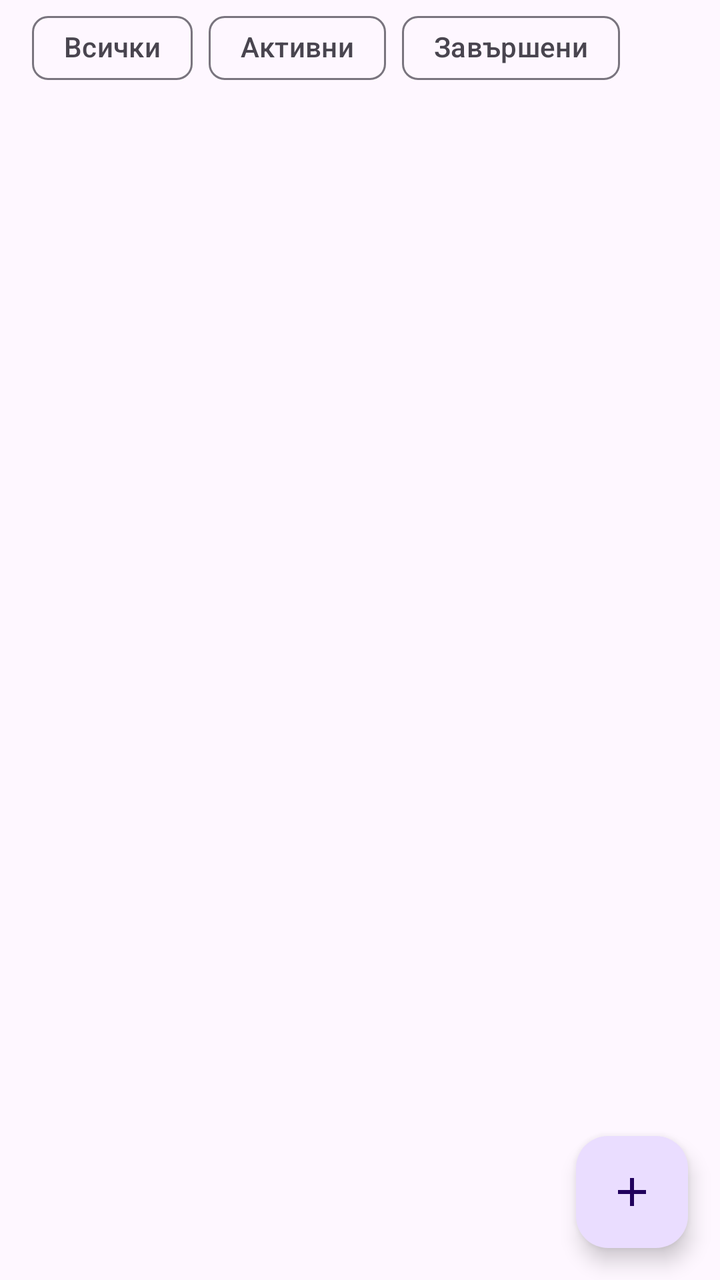
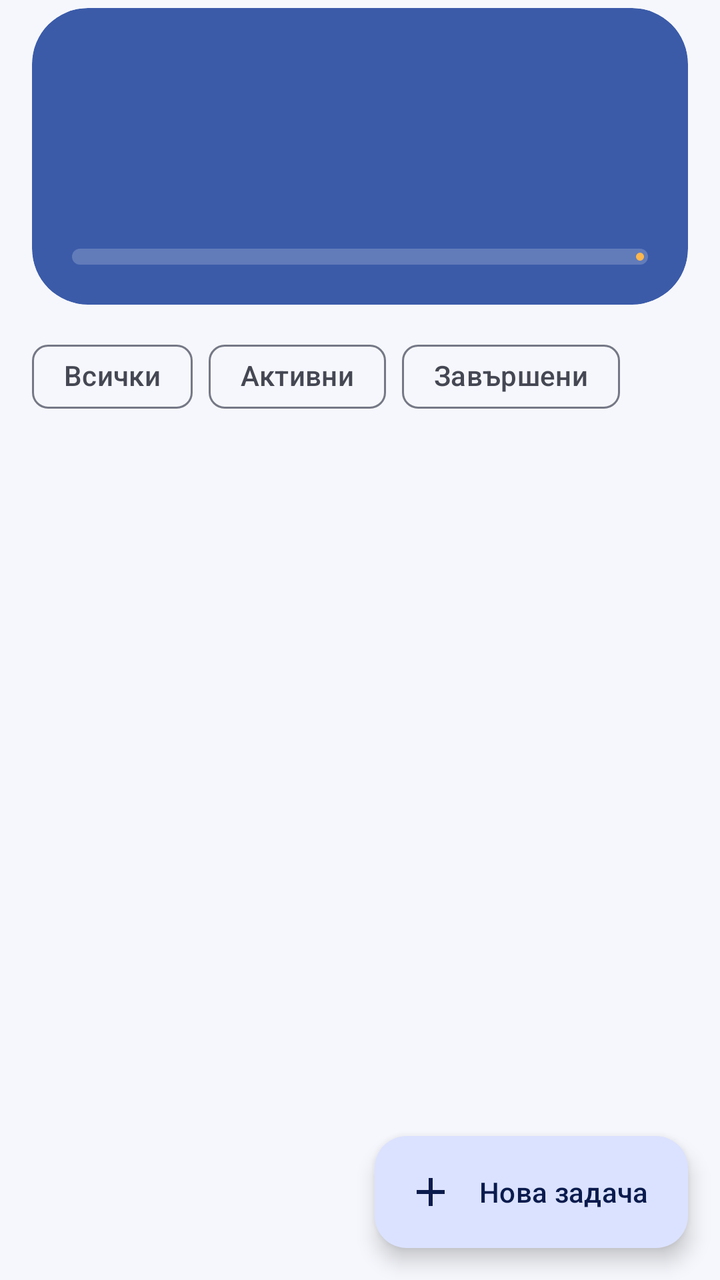

Screens rendered from an Android XML layout before and after an edit, with the pre-edit source and the edit as a unified diff.
<!-- AndroidManifest.xml: application theme Theme.Tasks -->
<!-- res/layout/fragment_task_list.xml -->
<?xml version="1.0" encoding="utf-8"?>
<androidx.coordinatorlayout.widget.CoordinatorLayout xmlns:android="http://schemas.android.com/apk/res/android"
    xmlns:app="http://schemas.android.com/apk/res-auto"
    android:layout_width="match_parent"
    android:layout_height="match_parent">

    <LinearLayout
        android:layout_width="match_parent"
        android:layout_height="match_parent"
        android:orientation="vertical">

        <com.google.android.material.chip.ChipGroup
            android:id="@+id/chip_group_filter"
            android:layout_width="match_parent"
            android:layout_height="wrap_content"
            android:paddingHorizontal="16dp"
            app:selectionRequired="true"
            app:singleSelection="true">

            <com.google.android.material.chip.Chip
                android:id="@+id/chip_all"
                style="@style/Widget.Material3.Chip.Filter"
                android:layout_width="wrap_content"
                android:layout_height="wrap_content"
                android:text="@string/filter_all" />

            <com.google.android.material.chip.Chip
                android:id="@+id/chip_active"
                style="@style/Widget.Material3.Chip.Filter"
                android:layout_width="wrap_content"
                android:layout_height="wrap_content"
                android:text="@string/filter_active" />

            <com.google.android.material.chip.Chip
                android:id="@+id/chip_done"
                style="@style/Widget.Material3.Chip.Filter"
                android:layout_width="wrap_content"
                android:layout_height="wrap_content"
                android:text="@string/filter_done" />
        </com.google.android.material.chip.ChipGroup>

        <FrameLayout
            android:layout_width="match_parent"
            android:layout_height="0dp"
            android:layout_weight="1">

            <androidx.recyclerview.widget.RecyclerView
                android:id="@+id/list_tasks"
                android:layout_width="match_parent"
                android:layout_height="match_parent"
                android:clipToPadding="false"
                android:paddingHorizontal="16dp"
                android:paddingTop="4dp"
                android:paddingBottom="96dp"
                app:layoutManager="androidx.recyclerview.widget.LinearLayoutManager" />

            <TextView
                android:id="@+id/text_empty"
                android:layout_width="wrap_content"
                android:layout_height="wrap_content"
                android:layout_gravity="center"
                android:gravity="center"
                android:padding="32dp"
                android:text="@string/empty_list"
                android:textAppearance="?attr/textAppearanceBodyLarge"
                android:textColor="?attr/colorOnSurfaceVariant"
                android:visibility="gone" />
        </FrameLayout>
    </LinearLayout>

    <com.google.android.material.floatingactionbutton.FloatingActionButton
        android:id="@+id/fab_add"
        android:layout_width="wrap_content"
        android:layout_height="wrap_content"
        android:layout_gravity="bottom|end"
        android:layout_margin="16dp"
        android:contentDescription="@string/add_task"
        app:srcCompat="@drawable/ic_add" />

</androidx.coordinatorlayout.widget.CoordinatorLayout>
<!-- resources referenced by this layout -->
<resources>
  <string name="add_task">Добави задача</string>
  <string name="empty_list">Няма задачи.\nНатисни + за да добавиш първата.</string>
  <style name="Theme.Tasks" parent="Theme.Material3.DayNight.NoActionBar" />
  <!-- unchanged entries left out for length: 4 -->
</resources>

<!-- the commit's change to res/layout/fragment_task_list.xml (unified diff, before → after) -->
@@ -4,10 +4,83 @@
     android:layout_width="match_parent"
     android:layout_height="match_parent">
 
-    <LinearLayout
+    
+    <com.google.android.material.appbar.AppBarLayout
+        android:id="@+id/app_bar"
         android:layout_width="match_parent"
-        android:layout_height="match_parent"
-        android:orientation="vertical">
+        android:layout_height="wrap_content"
+        android:background="?attr/colorSurface"
+        app:elevation="0dp"
+        app:liftOnScroll="false">
+
+        <com.google.android.material.card.MaterialCardView
+            android:id="@+id/card_header"
+            style="@style/Widget.Material3.CardView.Filled"
+            android:layout_width="match_parent"
+            android:layout_height="wrap_content"
+            android:layout_marginHorizontal="16dp"
+            android:layout_marginTop="4dp"
+            android:layout_marginBottom="12dp"
+            app:cardBackgroundColor="@color/header_background"
+            app:cardCornerRadius="28dp"
+            app:layout_scrollFlags="scroll|enterAlways">
+
+            <LinearLayout
+                android:layout_width="match_parent"
+                android:layout_height="wrap_content"
+                android:orientation="vertical"
+                android:padding="20dp">
+
+                <TextView
+                    android:id="@+id/text_greeting"
+                    android:layout_width="match_parent"
+                    android:layout_height="wrap_content"
+                    android:textAppearance="?attr/textAppearanceHeadlineSmall"
+                    android:textColor="@color/header_text"
+                    android:textStyle="bold" />
+
+                <TextView
+                    android:id="@+id/text_date"
+                    android:layout_width="match_parent"
+                    android:layout_height="wrap_content"
+                    android:layout_marginTop="2dp"
+                    android:textAppearance="?attr/textAppearanceBodyMedium"
+                    android:textColor="@color/header_text_secondary" />
+
+                <LinearLayout
+                    android:layout_width="match_parent"
+                    android:layout_height="wrap_content"
+                    android:layout_marginTop="20dp"
+                    android:orientation="horizontal">
+
+                    <TextView
+                        android:id="@+id/text_progress"
+                        android:layout_width="0dp"
+                        android:layout_height="wrap_content"
+                        android:layout_weight="1"
+                        android:textAppearance="?attr/textAppearanceTitleSmall"
+                        android:textColor="@color/header_text" />
+
+                    <TextView
+                        android:id="@+id/text_percent"
+                        android:layout_width="wrap_content"
+                        android:layout_height="wrap_content"
+                        android:textAppearance="?attr/textAppearanceTitleSmall"
+                        android:textColor="@color/header_indicator" />
+                </LinearLayout>
+
+                <com.google.android.material.progressindicator.LinearProgressIndicator
+                    android:id="@+id/progress_tasks"
+                    android:layout_width="match_parent"
+                    android:layout_height="wrap_content"
+                    android:layout_marginTop="8dp"
+                    android:max="100"
+                    app:indicatorColor="@color/header_indicator"
+                    app:trackColor="@color/header_track"
+                    app:trackCornerRadius="4dp"
+                    app:trackThickness="8dp" />
+            </LinearLayout>
+        </com.google.android.material.card.MaterialCardView>
 
         <com.google.android.material.chip.ChipGroup
             android:id="@+id/chip_group_filter"
@@ -38,43 +111,67 @@
                 android:layout_height="wrap_content"
                 android:text="@string/filter_done" />
         </com.google.android.material.chip.ChipGroup>
+    </com.google.android.material.appbar.AppBarLayout>
 
-        <FrameLayout
+    <FrameLayout
+        android:layout_width="match_parent"
+        android:layout_height="match_parent"
+        app:layout_behavior="@string/appbar_scrolling_view_behavior">
+
+        <androidx.recyclerview.widget.RecyclerView
+            android:id="@+id/list_tasks"
             android:layout_width="match_parent"
-            android:layout_height="0dp"
-            android:layout_weight="1">
+            android:layout_height="match_parent"
+            android:clipToPadding="false"
+            android:paddingHorizontal="16dp"
+            android:paddingTop="4dp"
+            android:paddingBottom="104dp"
+            app:layoutManager="androidx.recyclerview.widget.LinearLayoutManager" />
 
-            <androidx.recyclerview.widget.RecyclerView
-                android:id="@+id/list_tasks"
-                android:layout_width="match_parent"
-                android:layout_height="match_parent"
-                android:clipToPadding="false"
-                android:paddingHorizontal="16dp"
-                android:paddingTop="4dp"
-                android:paddingBottom="96dp"
-                app:layoutManager="androidx.recyclerview.widget.LinearLayoutManager" />
+        <LinearLayout
+            android:id="@+id/empty_state"
+            android:layout_width="match_parent"
+            android:layout_height="wrap_content"
+            android:layout_gravity="center_horizontal"
+            android:layout_marginTop="24dp"
+            android:gravity="center_horizontal"
+            android:orientation="vertical"
+            android:paddingHorizontal="32dp"
+            android:visibility="gone">
+
+            <ImageView
+                android:layout_width="140dp"
+                android:layout_height="140dp"
+                android:importantForAccessibility="no"
+                app:srcCompat="@drawable/ic_empty_tasks" />
 
             <TextView
-                android:id="@+id/text_empty"
+                android:id="@+id/text_empty_title"
                 android:layout_width="wrap_content"
                 android:layout_height="wrap_content"
-                android:layout_gravity="center"
+                android:layout_marginTop="16dp"
+                android:text="@string/empty_title"
+                android:textAppearance="?attr/textAppearanceTitleLarge" />
+
+            <TextView
+                android:id="@+id/text_empty_message"
+                android:layout_width="wrap_content"
+                android:layout_height="wrap_content"
+                android:layout_marginTop="4dp"
                 android:gravity="center"
-                android:padding="32dp"
-                android:text="@string/empty_list"
-                android:textAppearance="?attr/textAppearanceBodyLarge"
-                android:textColor="?attr/colorOnSurfaceVariant"
-                android:visibility="gone" />
-        </FrameLayout>
-    </LinearLayout>
+                android:text="@string/empty_message"
+                android:textAppearance="?attr/textAppearanceBodyMedium"
+                android:textColor="?attr/colorOnSurfaceVariant" />
+        </LinearLayout>
+    </FrameLayout>
 
-    <com.google.android.material.floatingactionbutton.FloatingActionButton
+    <com.google.android.material.floatingactionbutton.ExtendedFloatingActionButton
         android:id="@+id/fab_add"
         android:layout_width="wrap_content"
         android:layout_height="wrap_content"
         android:layout_gravity="bottom|end"
         android:layout_margin="16dp"
-        android:contentDescription="@string/add_task"
-        app:srcCompat="@drawable/ic_add" />
+        android:text="@string/add_task"
+        app:icon="@drawable/ic_add" />
 
 </androidx.coordinatorlayout.widget.CoordinatorLayout>
<!-- resource entries referenced after the edit -->
@@ -1,8 +1,97 @@
 <!-- resources referenced by this layout -->
 <resources>
-  <string name="add_task">Добави задача</string>
-  <string name="empty_list">Няма задачи.\nНатисни + за да добавиш първата.</string>
-  <style name="Theme.Tasks" parent="Theme.Material3.DayNight.NoActionBar" />
+  <color name="header_background">#3B5BA9</color>
+  <color name="header_indicator">#FFB74D</color>
+  <color name="header_text">#FFFFFF</color>
+  <color name="header_text_secondary">#D6DEFF</color>
+  <color name="header_track">#33FFFFFF</color>
+  <!-- drawable ic_empty_tasks (drawable) -->
+  <?xml version="1.0" encoding="utf-8"?>
+  <vector xmlns:android="http://schemas.android.com/apk/res/android"
+      android:width="160dp"
+      android:height="160dp"
+      android:viewportWidth="160"
+      android:viewportHeight="160">
+      <path
+          android:fillColor="@color/md_primary_container"
+          android:pathData="M80,80m-72,0a72,72 0,1 1,144 0a72,72 0,1 1,-144 0" />
+      <path
+          android:fillColor="@color/md_surface_container_lowest"
+          android:pathData="M52,36h56a8,8 0,0 1,8 8v72a8,8 0,0 1,-8 8H52a8,8 0,0 1,-8 -8V44a8,8 0,0 1,8 -8z" />
+      <path
+          android:fillColor="@color/md_primary"
+          android:pathData="M56,54h10v10h-10zM56,75h10v10h-10zM56,96h10v10h-10z" />
+      <path
+          android:fillColor="@color/md_outline_variant"
+          android:pathData="M74,56h30v6h-30zM74,77h22v6h-22zM74,98h26v6h-26z" />
+      <path
+          android:fillColor="@color/header_indicator"
+          android:pathData="M116,116m-22,0a22,22 0,1 1,44 0a22,22 0,1 1,-44 0" />
+      <path
+          android:fillColor="#FFFFFF"
+          android:pathData="M112.5,123.2l-6.6,-6.6 -2.8,2.8 9.4,9.4 17,-17 -2.8,-2.8z" />
+  </vector>
+  <string name="add_task">Нова задача</string>
+  <string name="empty_message">Натисни „Нова задача“, за да добавиш първата.</string>
+  <string name="empty_title">Списъкът е празен</string>
+  <style name="Theme.Tasks" parent="Theme.Material3.DayNight.NoActionBar">
+          <item name="colorPrimary">@color/md_primary</item>
+          <item name="colorOnPrimary">@color/md_on_primary</item>
+          <item name="colorPrimaryContainer">@color/md_primary_container</item>
+          <item name="colorOnPrimaryContainer">@color/md_on_primary_container</item>
+          <item name="colorSecondary">@color/md_secondary</item>
+          <item name="colorOnSecondary">@color/md_on_secondary</item>
+          <item name="colorSecondaryContainer">@color/md_secondary_container</item>
+          <item name="colorOnSecondaryContainer">@color/md_on_secondary_container</item>
+          <item name="colorTertiary">@color/md_tertiary</item>
+          <item name="colorOnTertiary">@color/md_on_tertiary</item>
+          <item name="colorTertiaryContainer">@color/md_tertiary_container</item>
+          <item name="colorOnTertiaryContainer">@color/md_on_tertiary_container</item>
+          <item name="colorError">@color/md_error</item>
+          <item name="colorOnError">@color/md_on_error</item>
+          <item name="colorErrorContainer">@color/md_error_container</item>
+          <item name="colorOnErrorContainer">@color/md_on_error_container</item>
+          <item name="android:colorBackground">@color/md_surface</item>
+          <item name="colorOnBackground">@color/md_on_surface</item>
+          <item name="colorSurface">@color/md_surface</item>
+          <item name="colorOnSurface">@color/md_on_surface</item>
+          <item name="colorSurfaceVariant">@color/md_surface_variant</item>
+          <item name="colorOnSurfaceVariant">@color/md_on_surface_variant</item>
+          <item name="colorOutline">@color/md_outline</item>
+          <item name="colorOutlineVariant">@color/md_outline_variant</item>
+          <item name="colorSurfaceContainerLowest">@color/md_surface_container_lowest</item>
+          <item name="colorSurfaceContainerLow">@color/md_surface_container_low</item>
+          <item name="colorSurfaceContainer">@color/md_surface_container</item>
+          <item name="colorSurfaceContainerHigh">@color/md_surface_container_high</item>
+          <item name="colorSurfaceContainerHighest">@color/md_surface_container_highest</item>
+      </style>
+  <color name="md_primary_container">#DBE2FF</color>
+  <color name="md_surface_container_lowest">#FFFFFF</color>
+  <color name="md_primary">#3B5BA9</color>
+  <color name="md_outline_variant">#C5C7D3</color>
+  <color name="md_on_primary">#FFFFFF</color>
+  <color name="md_on_primary_container">#0A1B4D</color>
+  <color name="md_secondary">#C96A00</color>
+  <color name="md_on_secondary">#FFFFFF</color>
+  <color name="md_secondary_container">#FFDDB8</color>
+  <color name="md_on_secondary_container">#2B1700</color>
+  <color name="md_tertiary">#00796B</color>
+  <color name="md_on_tertiary">#FFFFFF</color>
+  <color name="md_tertiary_container">#B2DFDB</color>
+  <color name="md_on_tertiary_container">#00201C</color>
+  <color name="md_error">#BA1A1A</color>
+  <color name="md_on_error">#FFFFFF</color>
+  <color name="md_error_container">#FFDAD6</color>
+  <color name="md_on_error_container">#410002</color>
+  <color name="md_surface">#F6F7FC</color>
+  <color name="md_on_surface">#1A1C22</color>
+  <color name="md_surface_variant">#E1E3EE</color>
+  <color name="md_on_surface_variant">#454853</color>
+  <color name="md_outline">#757885</color>
+  <color name="md_surface_container_low">#FFFFFF</color>
+  <color name="md_surface_container">#ECEEF6</color>
+  <color name="md_surface_container_high">#E6E8F1</color>
+  <color name="md_surface_container_highest">#E0E2EC</color>
   <!-- unchanged entries left out for length: 4 -->
 </resources>
 
